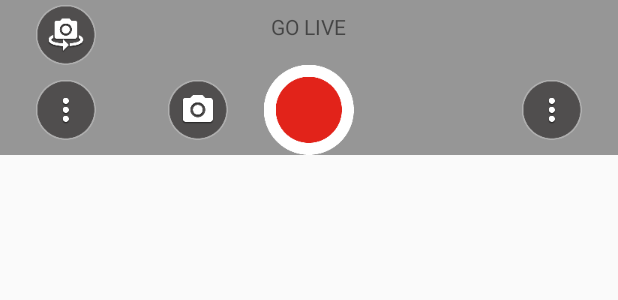
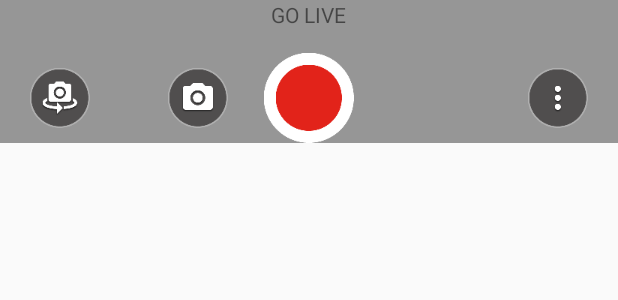
Before and after one commit to MotorolaMobilityLLC/MotoLiveStream, an Android app: the layout layout_go_live.xml on its own in the app's theme, with its tools: preview values and no code run, on a phone screen of 412 x 824 dp. Shown: the top 300 px of the screen. Run offline under Robolectric (Android 15) with nearby library versions, the phone set to English and light mode, and no system bars.

Commit message:
IKMMINTG-17884:Moto live steam source code update
[Description]: modify layout of go live button panel.

Change-Id: Iec926e6ec829f64dcdb21d10acdacce127a689a0
Reviewed-on: https://gerrit.mot.com/1015008
SLTApproved: Slta Waiver
SME-Granted: SME Approvals Granted
Reviewed-by: Localization Verification <l10nstr@motorola.com>
Tested-by: Jira Key
Reviewed-by: Zhiyong Gu <guzy2@lenovo.com>
Submit-Approved: Jira Key

```diff
--- a/app/src/main/res/layout/layout_go_live.xml
+++ b/app/src/main/res/layout/layout_go_live.xml
@@ -3,8 +3,8 @@
     android:layout_width="match_parent"
     android:layout_height="wrap_content"
     android:layout_alignParentBottom="true"
-    android:paddingStart="@dimen/live_layout_margin"
-    android:paddingEnd="@dimen/live_layout_margin"
+    android:paddingStart="@dimen/top_layout_margin"
+    android:paddingEnd="@dimen/top_layout_margin"
     android:background="#66000000">
 
     <TextView
@@ -12,7 +12,6 @@
         android:layout_width="wrap_content"
         android:layout_height="wrap_content"
         android:layout_centerHorizontal="true"
-        android:layout_marginTop="@dimen/live_layout_margin_vertical"
         android:layout_marginBottom="@dimen/live_layout_settings_child_margin_vertical"
         android:text="GO LIVE"
         android:textSize="@dimen/text_size_medium"/>
@@ -20,14 +19,15 @@
     <RelativeLayout
         android:id="@+id/live_btn"
         android:layout_width="match_parent"
-        android:layout_height="wrap_content"
-        android:layout_below="@id/label_golive">
+        android:layout_height="@dimen/go_live_button_panel_height"
+        android:layout_below="@id/label_golive"
+        android:layout_alignBottom="@id/live_btn">
 
         <ImageButton
             android:id="@+id/btn_go_live"
-            android:layout_width="60dp"
-            android:layout_height="60dp"
-            android:layout_centerInParent="true"
+            android:layout_width="@dimen/go_live_button_panel_height"
+            android:layout_height="@dimen/go_live_button_panel_height"
+            android:layout_centerHorizontal="true"
             android:drawablePadding="@dimen/live_layout_margin_vertical"
             android:background="@drawable/btn_golive_bg"
             android:src="@drawable/btn_golive_st" />
@@ -55,37 +55,32 @@
     </RelativeLayout>
 
     <RelativeLayout
-        android:id="@+id/layout_select_camera"
+        android:id="@+id/dynamic_camera_layout"
         android:layout_width="wrap_content"
         android:layout_height="wrap_content"
-        android:layout_alignTop="@id/live_btn"
-        android:layout_alignBottom="@id/live_btn"
-        android:layout_alignParentStart="true"
-        android:layout_below="@id/label_golive">
+        android:layout_alignBottom="@id/live_btn">
+
         <ImageButton
             android:id="@+id/btn_select_camera"
             android:layout_width="@dimen/button_size"
             android:layout_height="@dimen/button_size"
-            android:layout_centerVertical="true"
+            android:layout_marginTop="@dimen/text_line_space"
+            android:layout_marginBottom="@dimen/text_line_space"
+            android:drawablePadding="@dimen/live_layout_margin_vertical"
             android:src="@drawable/btn_camera_mode"
             android:background="@drawable/btn_bg"
-            android:visibility="visible"/>
-    </RelativeLayout>
+            android:visibility="gone"/>
 
-    <RelativeLayout
-        android:id="@+id/layout_switch_camera"
-        android:layout_width="wrap_content"
-        android:layout_height="wrap_content"
-        android:layout_alignParentStart="true"
-        android:layout_above="@id/layout_select_camera">
         <ImageButton
             android:id="@+id/btn_switch_camera"
             android:layout_width="@dimen/button_size"
             android:layout_height="@dimen/button_size"
-            android:layout_centerVertical="true"
+            android:layout_marginTop="@dimen/text_line_space"
+            android:layout_marginBottom="@dimen/text_line_space"
             android:drawablePadding="@dimen/live_layout_margin_vertical"
             android:src="@drawable/btn_cam_switch"
             android:background="@drawable/btn_bg"
-            />
+            android:layout_alignParentTop="true"
+            android:layout_above="@id/btn_select_camera"/>
     </RelativeLayout>
 </RelativeLayout>
--- a/app/src/main/res/values/dimens.xml
+++ b/app/src/main/res/values/dimens.xml
@@ -45,4 +45,5 @@
     <dimen name="top_layout_margin">20dp</dimen>
 
     <dimen name="button_size">40dp</dimen>
+    <dimen name="go_live_button_panel_height">60dp</dimen>
 </resources>
```
Also changed, not shown: app/src/main/res/layout/fragment_live_controller.xml (+0 -77 lines).
